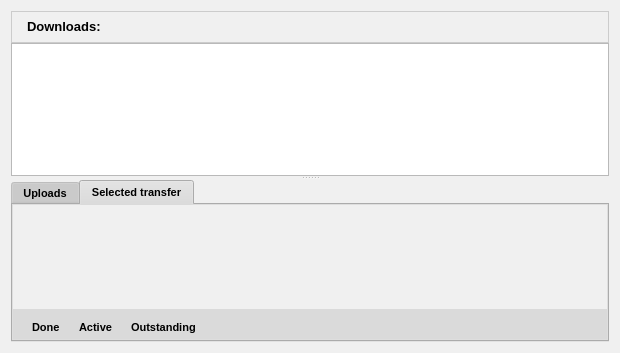
Before: the Qt Designer form retroshare-gui/src/gui/TransfersDialog.ui in RetroShare/RetroShare, drawn with Qt 5.
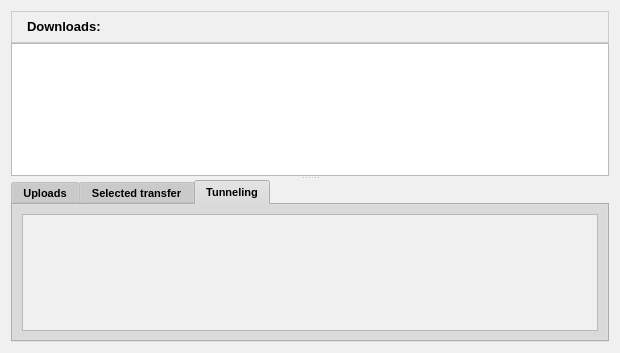
After: the same form once the commit is applied. The open tabs and pages were chosen to show the change. Icons and pictures are not drawn.

Commit message: put the tunnel info as a new tab in the transfer page.

Diff of the .ui file:
```diff
--- a/retroshare-gui/src/gui/TransfersDialog.ui
+++ b/retroshare-gui/src/gui/TransfersDialog.ui
@@ -819,6 +819,30 @@
         </item>
        </layout>
       </widget>
+      <widget class="QWidget" name="tab_3">
+       <attribute name="title">
+        <string>Tunneling</string>
+       </attribute>
+       <layout class="QHBoxLayout" name="horizontalLayout">
+        <item>
+         <widget class="QScrollArea" name="tunnelInfoWidget">
+          <property name="widgetResizable">
+           <bool>true</bool>
+          </property>
+          <widget class="QWidget" name="scrollAreaWidgetContents_2">
+           <property name="geometry">
+            <rect>
+             <x>0</x>
+             <y>0</y>
+             <width>578</width>
+             <height>117</height>
+            </rect>
+           </property>
+          </widget>
+         </widget>
+        </item>
+       </layout>
+      </widget>
      </widget>
     </widget>
    </item>
```
Left out of the diff: 1 changed line with no effect on the pictures. The commit also changes 7 other files.
